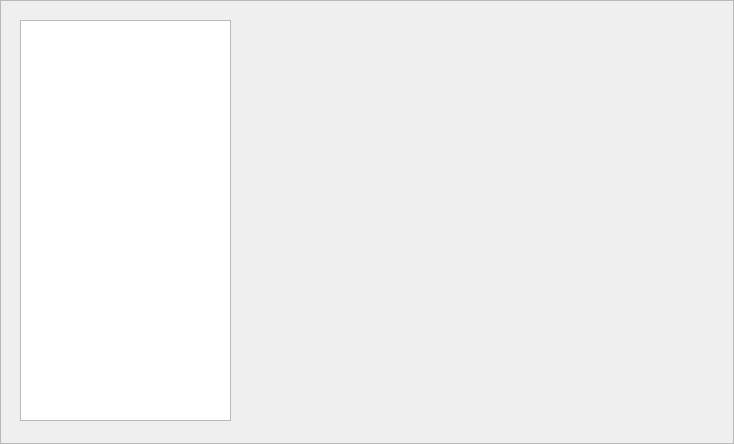
First picture: the form in simulater/GUIsim/hogehoge.ui, repository usuyama/yjfactory, before the edit.
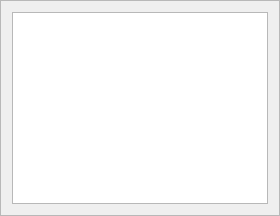
Second picture: the form after the edit.

Commit message: simulator fix (floating point arithmetic,sendw and mvf2i instructions)

Diff of the .ui file:
```diff
--- a/simulater/GUIsim/hogehoge.ui
+++ b/simulater/GUIsim/hogehoge.ui
@@ -6,8 +6,8 @@
    <rect>
     <x>0</x>
     <y>0</y>
-    <width>734</width>
-    <height>444</height>
+    <width>0</width>
+    <height>0</height>
    </rect>
   </property>
   <property name="windowTitle">
@@ -19,16 +19,11 @@
   <property name="frameShadow">
    <enum>QFrame::Raised</enum>
   </property>
-  <widget class="QPlainTextEdit" name="instruction">
-   <property name="geometry">
-    <rect>
-     <x>20</x>
-     <y>20</y>
-     <width>211</width>
-     <height>401</height>
-    </rect>
-   </property>
-  </widget>
+  <layout class="QHBoxLayout" name="horizontalLayout">
+   <item>
+    <widget class="QPlainTextEdit" name="instruction"/>
+   </item>
+  </layout>
  </widget>
  <resources/>
  <connections/>
```
The commit also changes 9 other files.
